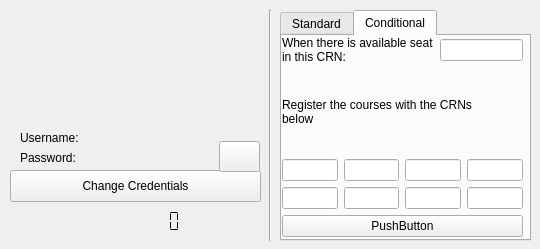
Above: second.ui from mustafaaycll/sabanci-adddropbot before the change. Below: the same form after it.
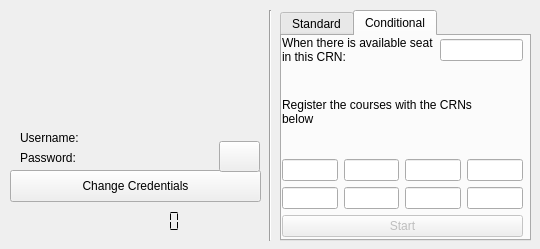
That is the form after the change. The open tabs and pages were chosen to show the change. Icons and pictures are not drawn.

The edit to the form file:
```diff
--- a/second.ui
+++ b/second.ui
@@ -371,8 +371,11 @@
        </item>
        <item>
         <widget class="QPushButton" name="conditionalEnrollButton">
+         <property name="enabled">
+          <bool>false</bool>
+         </property>
          <property name="text">
-          <string>PushButton</string>
+          <string>Start</string>
          </property>
         </widget>
        </item>
```
Left out of the diff: 93 changed lines with no effect on the pictures.
